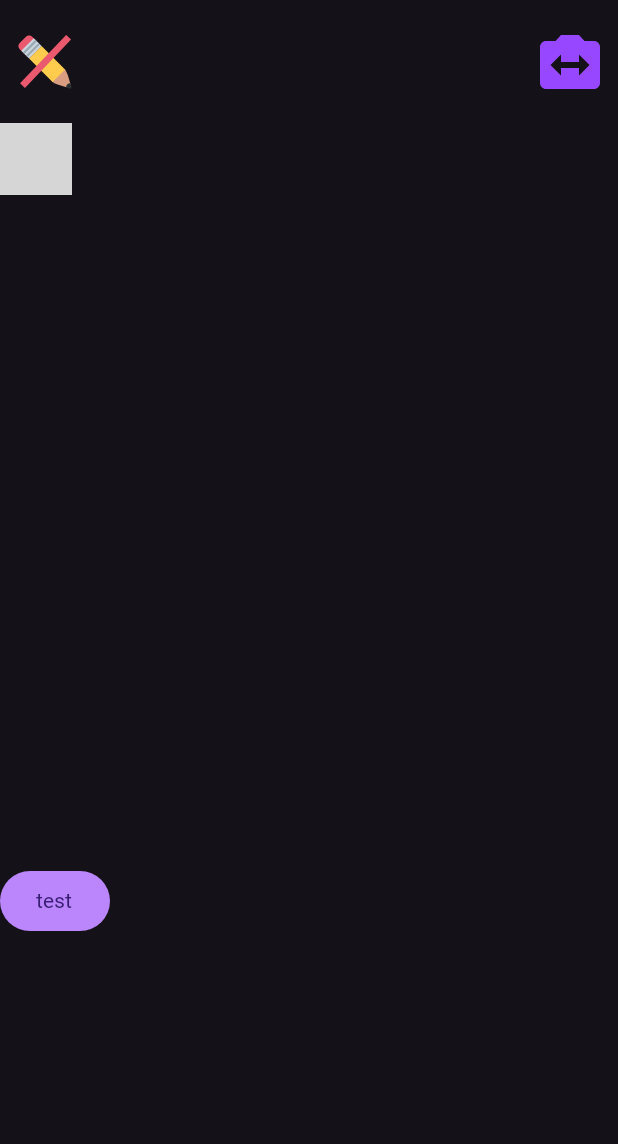
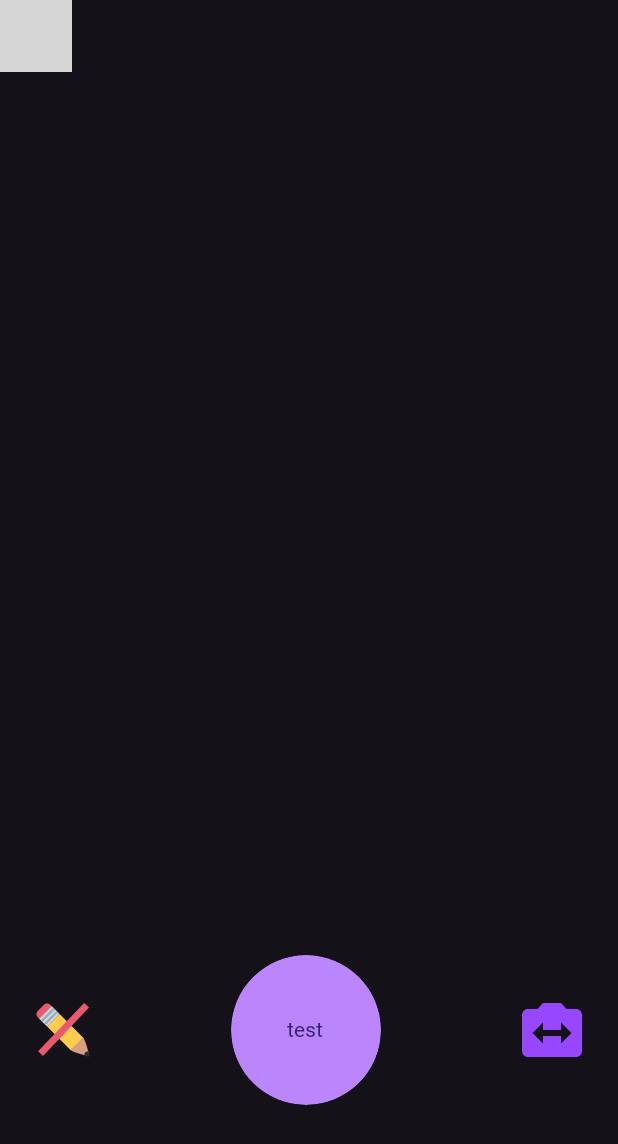
Before and after one commit to kingjinho/stronger-android, an Android app built with Jetpack Compose: the composable ScreenCameraView shown on its own in the app's theme, after a tap on "draw line disabled", on a phone screen of 412 x 824 dp. Shown: the top 1144 px of the screen. Run offline under Robolectric (Android 15) with nearby library versions, the phone set to English and light mode, and no system bars; libraries missing offline, so code that uses them is left out: androidx.camera.core, androidx.camera.lifecycle, androidx.camera.view; Roboto replaces fonts that are not available here; 3 statements that could not run were skipped; grey boxes are pictures that could not be loaded.

Commit message:
feat: add camera view recomposition case to prevent camera binding

```diff
--- /dev/null
+++ b/androidApp/src/main/java/com/fitness/stronger/android/data/ECameraViewRecomposition.kt
@@ -0,0 +1,5 @@
+package com.fitness.stronger.android.data
+
+enum class ECameraViewRecomposition {
+    CAMERA_SWITCH, LINE
+}
--- a/androidApp/src/main/java/com/fitness/stronger/android/screens/main/camera/ScreenCameraView.kt
+++ b/androidApp/src/main/java/com/fitness/stronger/android/screens/main/camera/ScreenCameraView.kt
@@ -16,6 +16,7 @@ import androidx.compose.foundation.layout.fillMaxSize
 import androidx.compose.foundation.layout.fillMaxWidth
 import androidx.compose.foundation.layout.padding
 import androidx.compose.foundation.layout.size
+import androidx.compose.foundation.shape.CircleShape
 import androidx.compose.material3.Button
 import androidx.compose.material3.Scaffold
 import androidx.compose.material3.Text
@@ -27,6 +28,7 @@ import androidx.compose.runtime.remember
 import androidx.compose.runtime.setValue
 import androidx.compose.ui.Alignment
 import androidx.compose.ui.Modifier
+import androidx.compose.ui.draw.clip
 import androidx.compose.ui.input.pointer.pointerInput
 import androidx.compose.ui.platform.LocalContext
 import androidx.compose.ui.platform.LocalLifecycleOwner
@@ -38,6 +40,7 @@ import androidx.compose.ui.viewinterop.AndroidView
 import androidx.core.content.ContextCompat
 import com.fitness.stronger.android.R
 import com.fitness.stronger.android.data.ECameraType
+import com.fitness.stronger.android.data.ECameraViewRecomposition
 import com.fitness.stronger.android.data.LineData
 import com.fitness.stronger.android.utils.ext.drawLine
 
@@ -51,67 +54,19 @@ fun ScreenCameraView(modifier: Modifier = Modifier) {
         mutableStateOf(null)
     }
 
-    val isDrawingEnabled = remember {
+    var isDrawingEnabled by remember {
         mutableStateOf(false)
     }
 
-    val cameraType = remember {
+    var cameraType by remember {
         mutableStateOf(ECameraType.FRONT)
     }
 
+    var recompositionDueTo by remember {
+        mutableStateOf<ECameraViewRecomposition?>(null)
+    }
+
     Column(modifier = modifier.fillMaxSize()) {
-        Row(
-            modifier = modifier
-                .weight(1f)
-                .fillMaxWidth()
-                .padding(horizontal = 12.dp),
-            verticalAlignment = Alignment.CenterVertically,
-            horizontalArrangement = Arrangement.SpaceBetween
-        ) {
-            Image(
-                painter = painterResource(
-                    id = if (isDrawingEnabled.value) {
-                        R.drawable.ic_draw_disabled_24
-                    } else {
-                        R.drawable.ic_draw_enabled_24
-                    }
-                ),
-                contentDescription = stringResource(
-                    id = if (isDrawingEnabled.value) {
-                        R.string.content_desc_draw_line_enabled
-                    } else {
-                        R.string.content_desc_draw_line_disabled
-                    }
-                ),
-                modifier = Modifier
-                    .size(36.dp)
-                    .clickable {
-                        isDrawingEnabled.value = !isDrawingEnabled.value
-                    }
-            )
-
-            Image(
-                painter = painterResource(
-                    id = R.drawable.ic_switch_camera_20_18
-                ),
-                contentDescription = stringResource(
-                    id = if (cameraType.value == ECameraType.FRONT) {
-                        R.string.content_desc_switch_camera_to_back
-                    } else {
-                        R.string.content_desc_switch_camera_to_front
-                    }
-                ),
-                modifier = Modifier
-                    .size(40.dp, 36.dp)
-                    .clickable {
-                        cameraType.value = if (cameraType.value == ECameraType.FRONT) {
-                            ECameraType.BACK
-                        } else {
-                            ECameraType.FRONT
-                        }
-                    }
-            )
-        }
         Scaffold(modifier = modifier.weight(6f)) { paddingValues ->
             AndroidView(
                 modifier = modifier
@@ -129,7 +84,6 @@ fun ScreenCameraView(modifier: Modifier = Modifier) {
 
                             val cameraSelector =
                                 if (cameraProvider!!.hasCamera(CameraSelector.DEFAULT_FRONT_CAMERA)
-                                    && cameraType.value == ECameraType.FRONT
                                 ) {
                                     CameraSelector.DEFAULT_FRONT_CAMERA
                                 } else {
@@ -152,18 +106,24 @@ fun ScreenCameraView(modifier: Modifier = Modifier) {
                             } catch (_: Exception) {
 
                             }
-
                         }, ContextCompat.getMainExecutor(context))
                     }
                 },
+                //should only be called when it comes to camera switching
                 update = { cameraView ->
+
+                    if (cameraProvider == null) {
+                        return@AndroidView
+                    }
+                    if (recompositionDueTo == null || recompositionDueTo == ECameraViewRecomposition.LINE) {
+                        return@AndroidView
+                    }
+
                     try {
                         cameraProvider?.unbindAll()
 
                         val cameraSelector =
-                            if (cameraProvider!!.hasCamera(CameraSelector.DEFAULT_FRONT_CAMERA)
-                                && cameraType.value == ECameraType.FRONT
-                            ) {
+                            if (cameraProvider!!.hasCamera(CameraSelector.DEFAULT_FRONT_CAMERA)) {
                                 CameraSelector.DEFAULT_FRONT_CAMERA
                             } else {
                                 CameraSelector.DEFAULT_BACK_CAMERA
@@ -180,38 +140,98 @@ fun ScreenCameraView(modifier: Modifier = Modifier) {
                             cameraSelector,
                             preview
                         )
-                    } catch (e: Exception) {
+                    } catch (e: IllegalStateException) {
                         e.printStackTrace()
                     }
 
                 })
-            if (isDrawingEnabled.value) {
-                DrawingComposable(
+            if (isDrawingEnabled) {
+                DrawingCanvas(
                     modifier = modifier.fillMaxSize(),
                 )
             }
         }
 
-        Row(modifier = modifier.weight(3f)) {
-            Button(onClick = { /*TODO*/ }) {
+        Row(
+            modifier = modifier
+                .weight(3f)
+                .fillMaxWidth()
+                .padding(horizontal = 24.dp),
+            horizontalArrangement = Arrangement.SpaceBetween,
+            verticalAlignment = Alignment.CenterVertically
+        ) {
+
+            Image(
+                painter = painterResource(
+                    id = if (isDrawingEnabled) {
+                        R.drawable.ic_draw_disabled_24
+                    } else {
+                        R.drawable.ic_draw_enabled_24
+                    }
+                ),
+                contentDescription = stringResource(
+                    id = if (isDrawingEnabled) {
+                        R.string.content_desc_draw_line_enabled
+                    } else {
+                        R.string.content_desc_draw_line_disabled
+                    }
+                ),
+                modifier = Modifier
+                    .size(36.dp)
+                    .clickable {
+                        isDrawingEnabled = !isDrawingEnabled
+                        recompositionDueTo = ECameraViewRecomposition.LINE
+                    }
+            )
+
+            Button(
+                onClick = { /*TODO*/ },
+                modifier = Modifier
+                    .size(100.dp)
+                    .clip(CircleShape)
+            ) {
                 Text("test")
             }
+
+            Image(
+                painter = painterResource(
+                    id = R.drawable.ic_switch_camera_20_18
+                ),
+                contentDescription = stringResource(
+                    id = if (cameraType == ECameraType.FRONT) {
+                        R.string.content_desc_switch_camera_to_back
+                    } else {
+                        R.string.content_desc_switch_camera_to_front
+                    }
+                ),
+                modifier = Modifier
+                    .size(40.dp, 36.dp)
+                    .clickable {
+                        cameraType = if (cameraType == ECameraType.FRONT) {
+                            ECameraType.BACK
+                        } else {
+                            ECameraType.FRONT
+                        }
+                        recompositionDueTo = ECameraViewRecomposition.CAMERA_SWITCH
+                    }
+            )
         }
     }
 }
 
 @Composable
-fun DrawingComposable(modifier: Modifier = Modifier) {
+fun DrawingCanvas(modifier: Modifier = Modifier) {
     val lines = remember {
         mutableStateListOf<LineData>()
     }
-    Canvas(modifier = modifier
-        .pointerInput(true) {
-            detectDragGestures { change, dragAmount ->
-                change.consume()
+    Canvas(
+        modifier = modifier
+            .pointerInput(true) {
+                detectDragGestures { change, dragAmount ->
+                    change.consume()
 
-                val line = LineData(
-                    start = change.position - dragAmount,
+                    val line = LineData(
+                        start = change.position - dragAmount,
                     end = change.position
                 )
 
```
